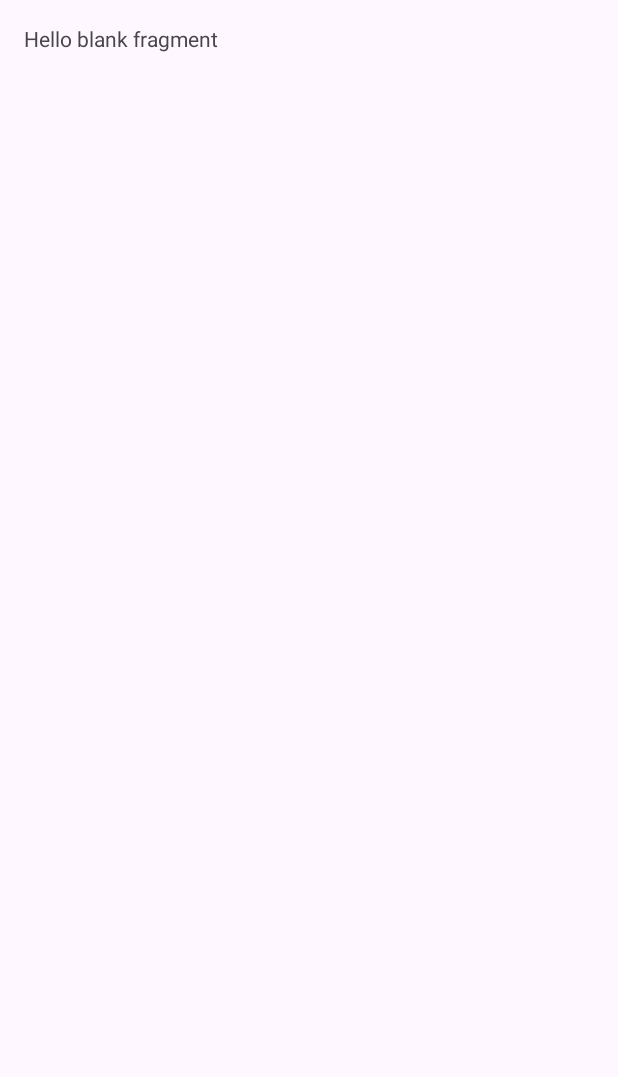
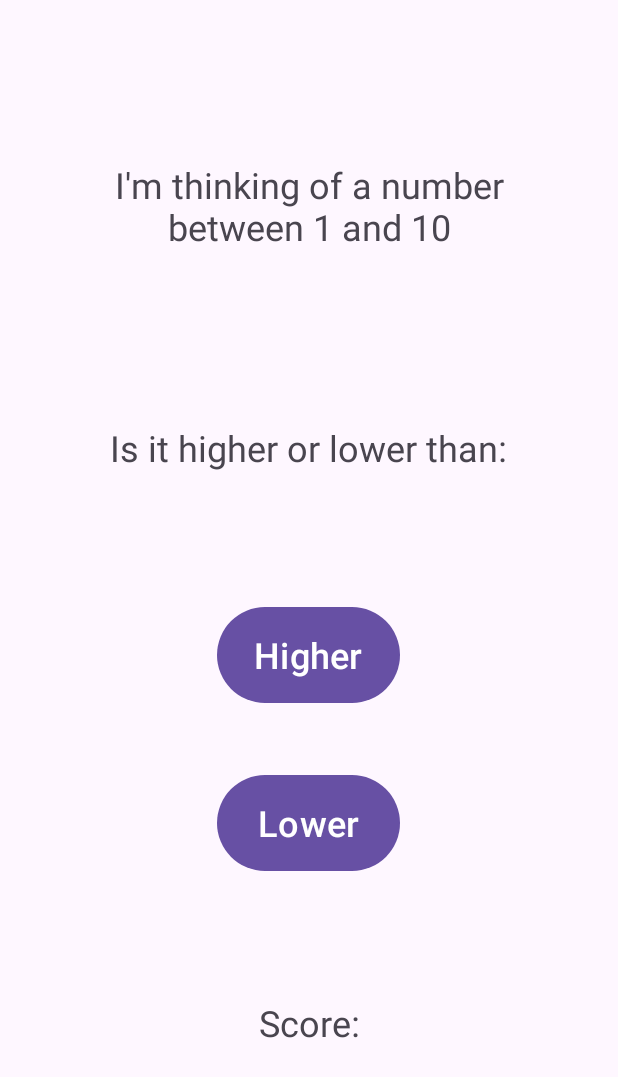
Before and after one commit to JohnnyBee86/GuessingGame, an Android app: the GameFragment screen opened through its navigation route, on a phone screen of 412 x 824 dp. Before the commit the part shown is almost empty. Shown: the top 1077 px of the screen. Run offline under Robolectric (Android 15) with nearby library versions, the phone set to English and light mode, and no system bars.

Commit message:
Populated and constrained fragment layouts

```diff
--- a/app/src/main/res/layout/fragment_game.xml
+++ b/app/src/main/res/layout/fragment_game.xml
@@ -1,14 +1,77 @@
 <?xml version="1.0" encoding="utf-8"?>
-<FrameLayout xmlns:android="http://schemas.android.com/apk/res/android"
+<androidx.constraintlayout.widget.ConstraintLayout xmlns:android="http://schemas.android.com/apk/res/android"
+    xmlns:app="http://schemas.android.com/apk/res-auto"
     xmlns:tools="http://schemas.android.com/tools"
+    android:id="@+id/frameLayout"
     android:layout_width="match_parent"
     android:layout_height="match_parent"
-    tools:context=".GameFragment">
+    tools:context=".GameFragment" >
 
-    <!-- TODO: Update blank fragment layout -->
     <TextView
-        android:layout_width="match_parent"
-        android:layout_height="match_parent"
-        android:text="@string/hello_blank_fragment" />
+        android:id="@+id/textView4"
+        android:layout_width="297dp"
+        android:layout_height="79dp"
+        android:text="@string/game_thinking"
+        android:textAlignment="center"
+        android:textSize="24sp"
+        app:layout_constraintBottom_toBottomOf="parent"
+        app:layout_constraintEnd_toEndOf="parent"
+        app:layout_constraintStart_toStartOf="parent"
+        app:layout_constraintTop_toTopOf="parent"
+        app:layout_constraintVertical_bias="0.127" />
 
-</FrameLayout>
+    <TextView
+        android:id="@+id/textView5"
+        android:layout_width="wrap_content"
+        android:layout_height="wrap_content"
+        android:text="@string/game_higher_or_lower"
+        android:textAlignment="center"
+        android:textSize="24sp"
+        app:layout_constraintBottom_toBottomOf="parent"
+        app:layout_constraintEnd_toEndOf="parent"
+        app:layout_constraintHorizontal_bias="0.496"
+        app:layout_constraintStart_toStartOf="parent"
+        app:layout_constraintTop_toBottomOf="@+id/textView4"
+        app:layout_constraintVertical_bias="0.163" />
+
+    <Button
+        android:id="@+id/higherBtn"
+        android:layout_width="122dp"
+        android:layout_height="72dp"
+        android:text="@string/game_higher_button"
+        android:textAlignment="center"
+        android:textSize="24sp"
+        app:layout_constraintBottom_toBottomOf="parent"
+        app:layout_constraintEnd_toEndOf="parent"
+        app:layout_constraintHorizontal_bias="0.498"
+        app:layout_constraintStart_toStartOf="parent"
+        app:layout_constraintTop_toBottomOf="@+id/textView5"
+        app:layout_constraintVertical_bias="0.204" />
+
+    <Button
+        android:id="@+id/lowerBtn"
+        android:layout_width="122dp"
+        android:layout_height="72dp"
+        android:text="@string/game_lower_button"
+        android:textAlignment="center"
+        android:textSize="24sp"
+        app:layout_constraintBottom_toBottomOf="parent"
+        app:layout_constraintEnd_toEndOf="parent"
+        app:layout_constraintHorizontal_bias="0.498"
+        app:layout_constraintStart_toStartOf="parent"
+        app:layout_constraintTop_toBottomOf="@+id/higherBtn"
+        app:layout_constraintVertical_bias="0.153" />
+
+    <TextView
+        android:id="@+id/textView6"
+        android:layout_width="wrap_content"
+        android:layout_height="wrap_content"
+        android:text="@string/game_player_score"
+        android:textAlignment="center"
+        android:textSize="24sp"
+        app:layout_constraintBottom_toBottomOf="parent"
+        app:layout_constraintEnd_toEndOf="parent"
+        app:layout_constraintStart_toStartOf="parent"
+        app:layout_constraintTop_toBottomOf="@+id/lowerBtn"
+        app:layout_constraintVertical_bias="0.422" />
+</androidx.constraintlayout.widget.ConstraintLayout>
--- a/app/src/main/res/values/strings.xml
+++ b/app/src/main/res/values/strings.xml
@@ -14,6 +14,4 @@
     <string name="congrats_you_won">You Won!</string>
     <string name="congrats_again_button">Play Again</string>
     <string name="congrats_new_button">New Player</string>
-    <!-- TODO: Remove or change this placeholder text -->
-    <string name="hello_blank_fragment">Hello blank fragment</string>
 </resources>
```
Also changed, not shown: app/src/main/res/layout/fragment_congrats.xml (+56 -7 lines), app/src/main/res/layout/fragment_welcome.xml (+6 -6 lines).
